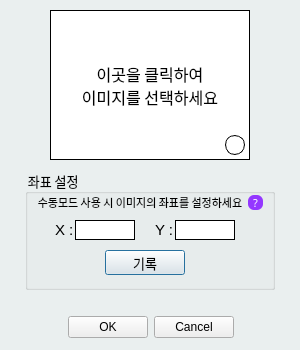
This is pyQt_test/ui/ImageDialog.ui in lshlabs/myGit as Qt 5 draws it before an edit. The edited form follows.
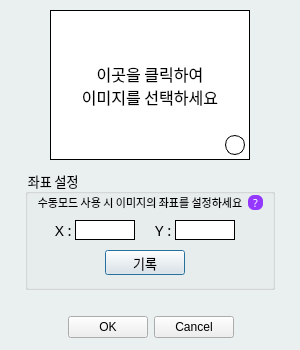
This is the edited form. Icons and pictures are not drawn.

Patch:
```diff
--- a/pyQt_test/ui/ImageDialog.ui
+++ b/pyQt_test/ui/ImageDialog.ui
@@ -170,7 +170,7 @@
     </property>
     <property name="font">
      <font>
-      <family>Arial</family>
+      <family>NanumGothic</family>
       <pointsize>11</pointsize>
      </font>
     </property>
@@ -230,7 +230,7 @@
     </property>
     <property name="font">
      <font>
-      <family>Arial</family>
+      <family>NanumGothic</family>
       <pointsize>11</pointsize>
      </font>
     </property>
```
Left out of the diff: 7 changed lines with no effect on the pictures.
